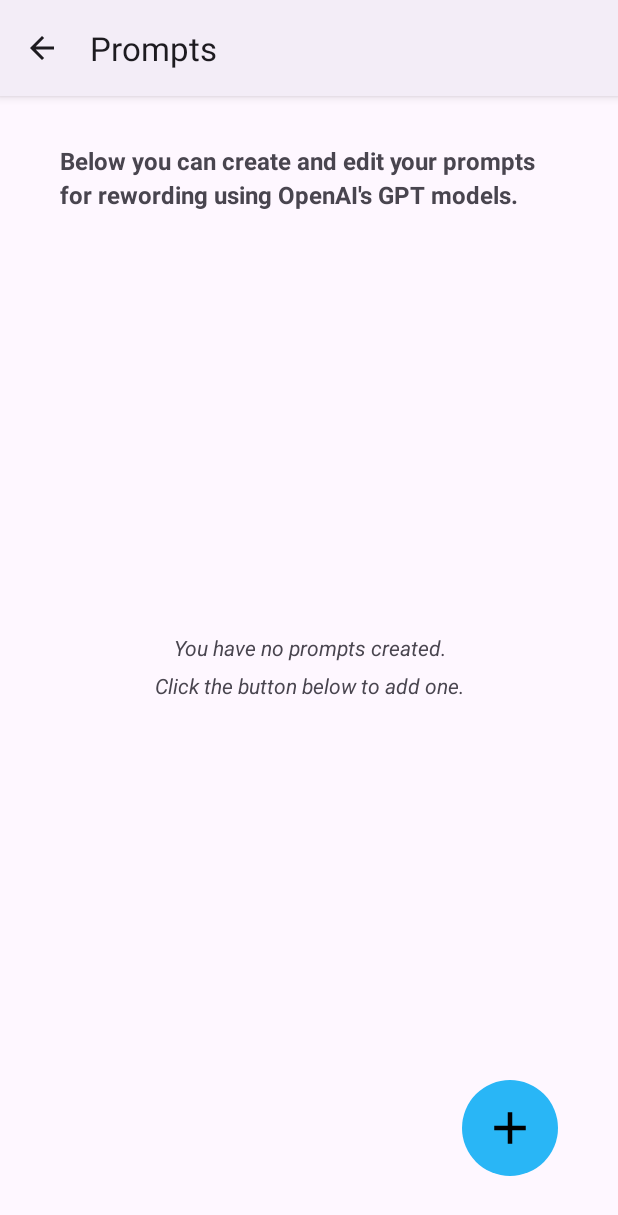
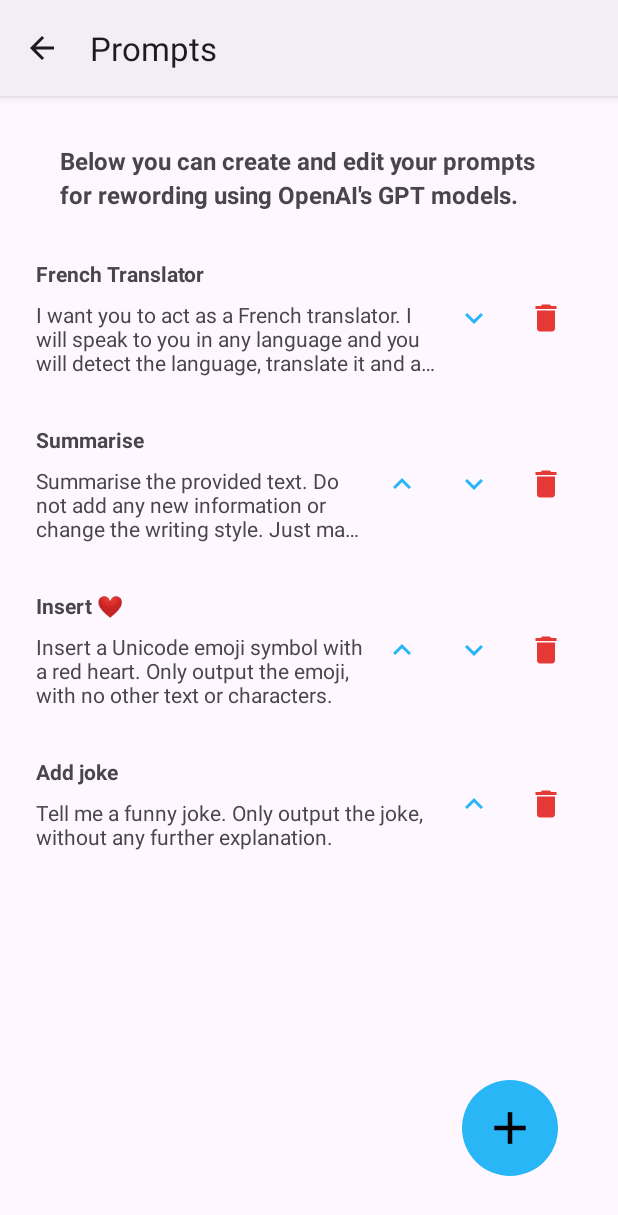
Before and after one commit to DevEmperor/Dictate, an Android app: the PromptsOverviewActivity screen opened directly, with no data from a screen before it, on a phone screen of 412 x 824 dp. Shown: the top 1215 px of the screen. Run offline under Robolectric (Android 15) with nearby library versions, the light colour scheme and no system bars.

Commit message:
added example prompts

```diff
--- a/app/src/main/java/net/devemperor/dictate/rewording/PromptsDatabaseHelper.java
+++ b/app/src/main/java/net/devemperor/dictate/rewording/PromptsDatabaseHelper.java
@@ -8,18 +8,51 @@ import android.database.sqlite.SQLiteOpenHelper;
 
 import androidx.annotation.Nullable;
 
+import net.devemperor.dictate.R;
+
 import java.util.ArrayList;
 import java.util.List;
 
 public class PromptsDatabaseHelper extends SQLiteOpenHelper {
+    private final Context context;
 
     public PromptsDatabaseHelper(@Nullable Context context) {
         super(context, "prompts.db", null, 1);
+        this.context = context;
     }
 
     @Override
     public void onCreate(SQLiteDatabase sqLiteDatabase) {
         sqLiteDatabase.execSQL("CREATE TABLE PROMPTS (ID INTEGER PRIMARY KEY, POS INTEGER, NAME TEXT, PROMPT TEXT, REQUIRES_SELECTION BOOLEAN)");
+
+        if (context == null) return;
+        ContentValues cv = new ContentValues();
+        cv.put("POS", 0);
+        cv.put("NAME", context.getString(R.string.dictate_example_prompt_one_name));
+        cv.put("PROMPT", context.getString(R.string.dictate_example_prompt_one_prompt));
+        cv.put("REQUIRES_SELECTION", 1);
+        sqLiteDatabase.insert("PROMPTS", null, cv);
+
+        cv = new ContentValues();
+        cv.put("POS", 1);
+        cv.put("NAME", context.getString(R.string.dictate_example_prompt_two_name));
+        cv.put("PROMPT", context.getString(R.string.dictate_example_prompt_two_prompt));
+        cv.put("REQUIRES_SELECTION", 1);
+        sqLiteDatabase.insert("PROMPTS", null, cv);
+
+        cv = new ContentValues();
+        cv.put("POS", 2);
+        cv.put("NAME", context.getString(R.string.dictate_example_prompt_three_name));
+        cv.put("PROMPT", context.getString(R.string.dictate_example_prompt_three_prompt));
+        cv.put("REQUIRES_SELECTION", 0);
+        sqLiteDatabase.insert("PROMPTS", null, cv);
+
+        cv = new ContentValues();
+        cv.put("POS", 3);
+        cv.put("NAME", context.getString(R.string.dictate_example_prompt_four_name));
+        cv.put("PROMPT", context.getString(R.string.dictate_example_prompt_four_prompt));
+        cv.put("REQUIRES_SELECTION", 0);
+        sqLiteDatabase.insert("PROMPTS", null, cv);
     }
 
     @Override
--- a/app/src/main/res/values/strings.xml
+++ b/app/src/main/res/values/strings.xml
@@ -144,4 +144,12 @@
     <string name="dictate_default_overlay_characters" translatable="false">()-:!?,.</string>
     <string name="dictate_settings_overlay_characters_title">Edit custom characters (hold ⏎ button)</string>
     <string name="dictate_overlay_characters_empty">You have to set at least one character.</string>
+    <string name="dictate_example_prompt_one_name">French Translator</string>
+    <string name="dictate_example_prompt_one_prompt">I want you to act as a French translator. I will speak to you in any language and you will detect the language, translate it and answer in the French version of my text. I want you to only reply the correction, the improvements and nothing else, do not write explanations and don\'t write quotation marks at start and end.</string>
+    <string name="dictate_example_prompt_two_name">Summarise</string>
+    <string name="dictate_example_prompt_two_prompt">Summarise the provided text. Do not add any new information or change the writing style. Just make sure that the text is shorter. Only output the summarised text, without any further information and without inverted commas at the beginning or end. Also make sure that you retain the input language of the text.</string>
+    <string name="dictate_example_prompt_three_name">Insert ❤️</string>
+    <string name="dictate_example_prompt_three_prompt">Insert a Unicode emoji symbol with a red heart. Only output the emoji, with no other text or characters.</string>
+    <string name="dictate_example_prompt_four_name">Add joke</string>
+    <string name="dictate_example_prompt_four_prompt">"Tell me a funny joke. Only output the joke, without any further explanation. "</string>
 </resources>
```
Also changed, not shown: 1 other file.
